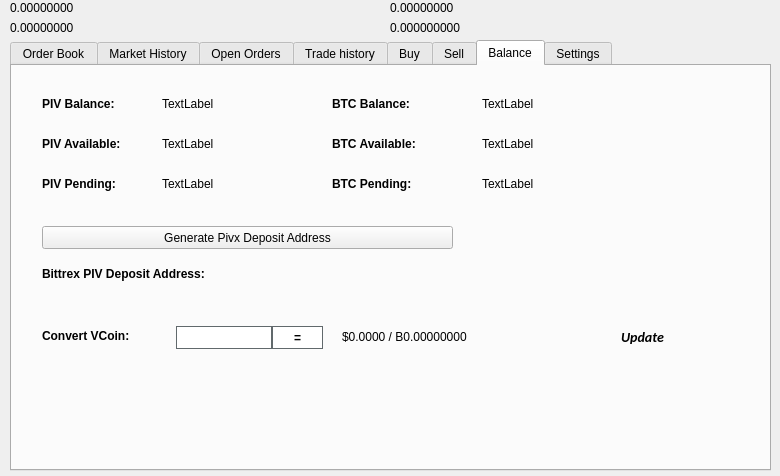
This is src/qt/forms/tradingdialog.ui in crazysoldier/clonecoin as Qt 5 draws it before an edit. The edited form follows.
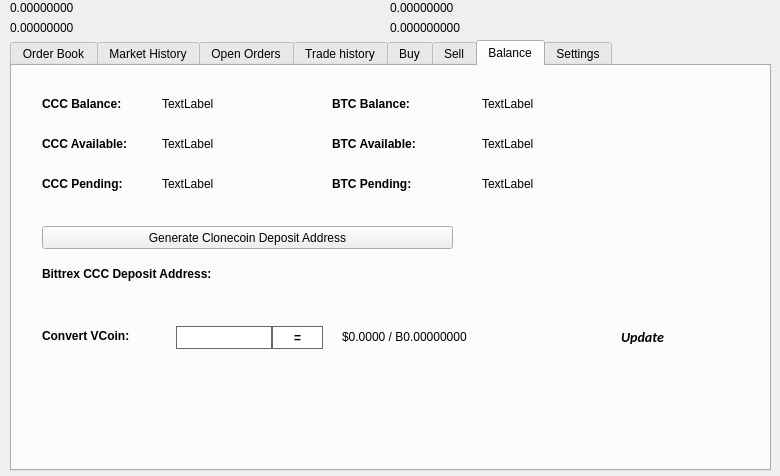
This is the edited form. The open tabs and pages were chosen to show the change. Icons and pictures are not drawn.

```diff
--- a/src/qt/forms/tradingdialog.ui
+++ b/src/qt/forms/tradingdialog.ui
@@ -2762,7 +2762,7 @@
       </font>
      </property>
      <property name="text">
-      <string>PIV Balance:</string>
+      <string>CCC Balance:</string>
      </property>
     </widget>
     <widget class="QLabel" name="label_12">
@@ -2813,7 +2813,7 @@
       </font>
      </property>
      <property name="text">
-      <string>PIV Available:</string>
+      <string>CCC Available:</string>
      </property>
     </widget>
     <widget class="QLabel" name="label_14">
@@ -2832,7 +2832,7 @@
       </font>
      </property>
      <property name="text">
-      <string>PIV Pending:</string>
+      <string>CCC Pending:</string>
      </property>
     </widget>
     <widget class="QLabel" name="PIVPendingLabel">
@@ -2928,7 +2928,7 @@
       </font>
      </property>
      <property name="text">
-      <string>Bittrex PIV Deposit Address:</string>
+      <string>Bittrex CCC Deposit Address:</string>
      </property>
     </widget>
     <widget class="QPushButton" name="GenDepositBTN">
@@ -2941,7 +2941,7 @@
       </rect>
      </property>
      <property name="text">
-      <string>Generate Pivx Deposit Address</string>
+      <string>Generate Clonecoin Deposit Address</string>
      </property>
      <property name="icon">
       <iconset resource="../pivx.qrc">
```
Left out of the diff: 46 changed lines with no effect on the pictures.
